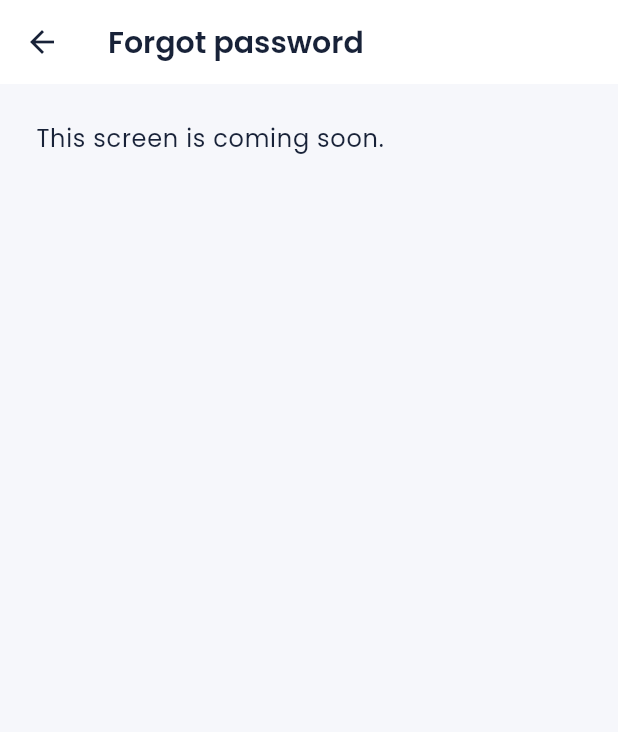
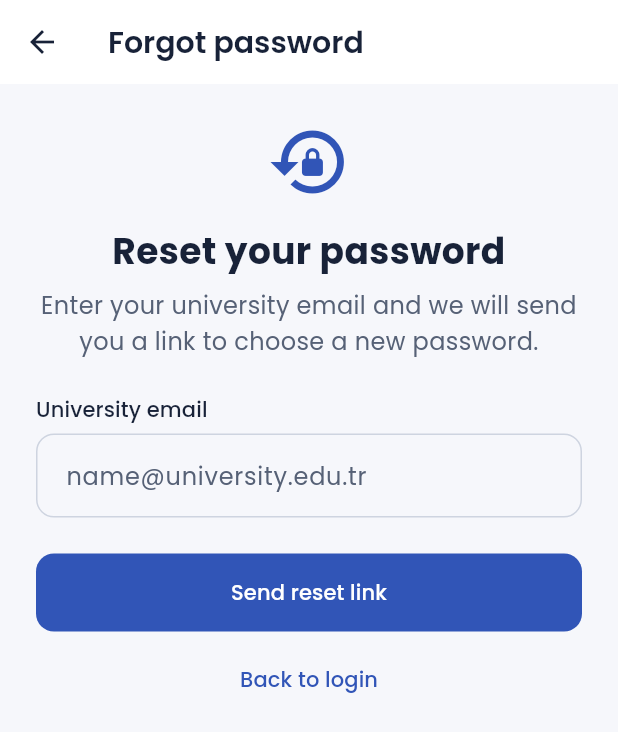
Before and after one commit to efegormus/erasmusHub, a Flutter app: the screen it shows after launch, after a tap on "Forgot password?", on a phone screen of 412 x 824 dp. Shown: the top 732 px of the screen. Run offline on Flutter 3.47's test engine with Material 3 defaults, Android fonts, the phone set to English and light mode, and no system bars; our stand-ins replace go_router.

Commit message:
feat(auth): add Forgot password screen with 3-minute resend countdown
UI only until Firebase in Step 3. The university email is validated
inline; after a valid request a notice is shown and the button stays
locked for three minutes (ResendCountdown).

```diff
--- a/lib/core/router/app_router.dart
+++ b/lib/core/router/app_router.dart
@@ -7,6 +7,7 @@ import '../../features/posts/add_exchange_screen.dart';
 import '../../models/exchange_experience.dart';
 
 import '../../features/auth/login_screen.dart';
+import '../../features/auth/forgot_password_screen.dart';
 import '../../features/home/home_screen.dart';
 import '../../features/matches/matches_screen.dart';
 import '../../features/places/add_place_screen.dart';
@@ -38,10 +39,7 @@ GoRouter createAppRouter({String initialLocation = AppRoutes.login}) =>
         GoRoute(
           path: AppRoutes.forgotPassword,
           name: 'forgotPassword',
-          builder: (context, state) => const PlaceholderScreen(
-            title: 'Forgot password',
-            fallback: AppRoutes.login,
-          ),
+          builder: (context, state) => const ForgotPasswordScreen(),
         ),
         GoRoute(
           path: AppRoutes.signUpAccount,
--- /dev/null
+++ b/lib/features/auth/forgot_password_screen.dart
@@ -0,0 +1,172 @@
+import 'package:flutter/material.dart';
+import 'package:go_router/go_router.dart';
+
+import '../../core/router/app_routes.dart';
+import '../../core/theme/app_colors.dart';
+import '../../core/theme/app_spacing.dart';
+import '../../core/theme/app_text_styles.dart';
+import '../../core/utils/validators.dart';
+import '../../shared/widgets/app_button.dart';
+import '../../shared/widgets/app_text_field.dart';
+import 'resend_countdown.dart';
+
+/// Forgot password (02). UI only: no email is sent until Firebase (Step 3).
+/// After a valid request the button is locked for three minutes.
+class ForgotPasswordScreen extends StatefulWidget {
+  const ForgotPasswordScreen({super.key});
+
+  @override
+  State<ForgotPasswordScreen> createState() => _ForgotPasswordScreenState();
+}
+
+class _ForgotPasswordScreenState extends State<ForgotPasswordScreen> {
+  final _formKey = GlobalKey<FormState>();
+  final _email = TextEditingController();
+  final _countdown = ResendCountdown(const Duration(minutes: 3));
+  String? _sentTo;
+
+  @override
+  void dispose() {
+    _email.dispose();
+    _countdown.dispose();
+    super.dispose();
+  }
+
+  void _send() {
+    if (_countdown.isRunning || !_formKey.currentState!.validate()) return;
+    FocusScope.of(context).unfocus();
+    setState(() => _sentTo = _email.text.trim());
+    _countdown.start();
+  }
+
+  void _backToLogin() {
+    if (context.canPop()) {
+      context.pop();
+    } else {
+      context.go(AppRoutes.login);
+    }
+  }
+
+  @override
+  Widget build(BuildContext context) {
+    return Scaffold(
+      appBar: AppBar(
+        title: const Text('Forgot password'),
+        automaticallyImplyLeading: false,
+        leading: BackButton(onPressed: _backToLogin),
+      ),
+      body: SafeArea(
+        child: Align(
+          alignment: Alignment.topCenter,
+          child: SingleChildScrollView(
+            padding: const EdgeInsets.all(AppSpacing.lg),
+            child: ConstrainedBox(
+              constraints: const BoxConstraints(maxWidth: 480),
+              child: Form(
+                key: _formKey,
+                autovalidateMode: AutovalidateMode.onUserInteraction,
+                child: Column(
+                  crossAxisAlignment: CrossAxisAlignment.stretch,
+                  children: [
+                    const Icon(
+                      Icons.lock_reset,
+                      size: 56,
+                      color: AppColors.primary,
+                    ),
+                    const SizedBox(height: AppSpacing.md),
+                    Text(
+                      'Reset your password',
+                      style: AppTextStyles.heading,
+                      textAlign: TextAlign.center,
+                    ),
+                    const SizedBox(height: AppSpacing.sm),
+                    Text(
+                      'Enter your university email and we will send you a '
+                      'link to choose a new password.',
+                      style: AppTextStyles.body.copyWith(
+                        color: AppColors.textSecondary,
+                      ),
+                      textAlign: TextAlign.center,
+                    ),
+                    const SizedBox(height: AppSpacing.lg),
+                    AppTextField(
+                      label: 'University email',
+                      hintText: 'name@university.edu.tr',
+                      controller: _email,
+                      keyboardType: TextInputType.emailAddress,
+                      textInputAction: TextInputAction.done,
+                      autofillHints: const [AutofillHints.email],
+                      validator: Validators.universityEmail,
+                      onFieldSubmitted: (_) => _send(),
+                    ),
+                    const SizedBox(height: AppSpacing.lg),
+                    ValueListenableBuilder<int>(
+                      valueListenable: _countdown,
+                      builder: (context, _, _) => Column(
+                        crossAxisAlignment: CrossAxisAlignment.stretch,
+                        children: [
+                          if (_sentTo != null) ...[
+                            _SentNotice(email: _sentTo!),
+                            const SizedBox(height: AppSpacing.md),
+                          ],
+                          AppButton(
+                            label: _countdown.isRunning
+                                ? 'Resend in ${_countdown.label}'
+                                : _sentTo == null
+                                ? 'Send reset link'
+                                : 'Resend link',
+                            onPressed: _countdown.isRunning ? null : _send,
+                          ),
+                        ],
+                      ),
+                    ),
+                    const SizedBox(height: AppSpacing.sm),
+                    TextButton(
+                      onPressed: _backToLogin,
+                      child: const Text('Back to login'),
+                    ),
+                  ],
+                ),
+              ),
+            ),
+          ),
+        ),
+      ),
+    );
+  }
+}
+
+class _SentNotice extends StatelessWidget {
+  const _SentNotice({required this.email});
+  final String email;
+
+  @override
+  Widget build(BuildContext context) => Semantics(
+    liveRegion: true,
+    child: Container(
+      padding: const EdgeInsets.all(AppSpacing.md),
+      decoration: BoxDecoration(
+        color: AppColors.secondary.withValues(alpha: 0.08),
+        borderRadius: BorderRadius.circular(12),
+        border: Border.all(color: AppColors.secondary.withValues(alpha: 0.4)),
+      ),
+      child: Row(
+        crossAxisAlignment: CrossAxisAlignment.start,
+        children: [
+          const Icon(
+            Icons.mark_email_read_outlined,
+            color: AppColors.secondary,
+          ),
+          const SizedBox(width: AppSpacing.sm),
+          Expanded(
+            child: Text(
+              'If an account exists for $email, a reset link is on its way. '
+              'Check your inbox and spam folder.',
+              style: AppTextStyles.label,
+            ),
+          ),
+        ],
+      ),
+    ),
+  );
+}
--- /dev/null
+++ b/lib/features/auth/resend_countdown.dart
@@ -0,0 +1,37 @@
+import 'dart:async';
+
+import 'package:flutter/foundation.dart';
+
+/// Counts down from [duration] once per second, for "send again" buttons.
+/// The owning State must call [dispose].
+class ResendCountdown extends ValueNotifier<int> {
+  ResendCountdown(this.duration) : super(0);
+
+  final Duration duration;
+  Timer? _timer;
+
+  bool get isRunning => value > 0;
+
+  /// "2:59" style label of the remaining time.
+  String get label =>
+      '${value ~/ 60}:${(value % 60).toString().padLeft(2, '0')}';
+
+  void start() {
+    _timer?.cancel();
+    value = duration.inSeconds;
+    _timer = Timer.periodic(const Duration(seconds: 1), (timer) {
+      if (value <= 1) {
+        timer.cancel();
+        value = 0;
+      } else {
+        value--;
+      }
+    });
+  }
+
+  @override
+  void dispose() {
+    _timer?.cancel();
+    super.dispose();
+  }
+}
```
